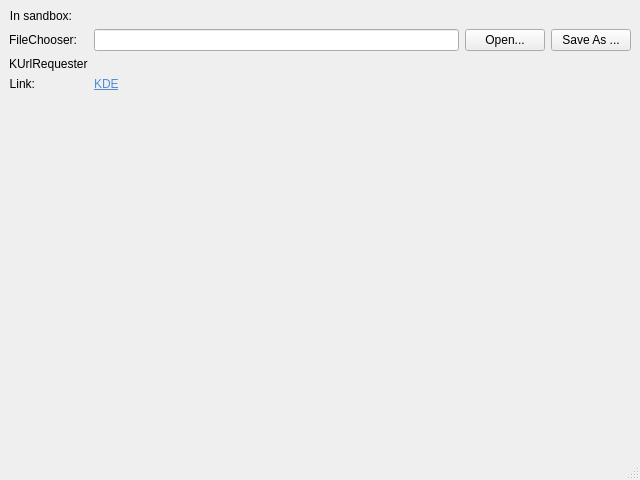
Above: src/portaltest.ui from KDE/xdg-portal-test-kde before the change. Below: the same form after it.
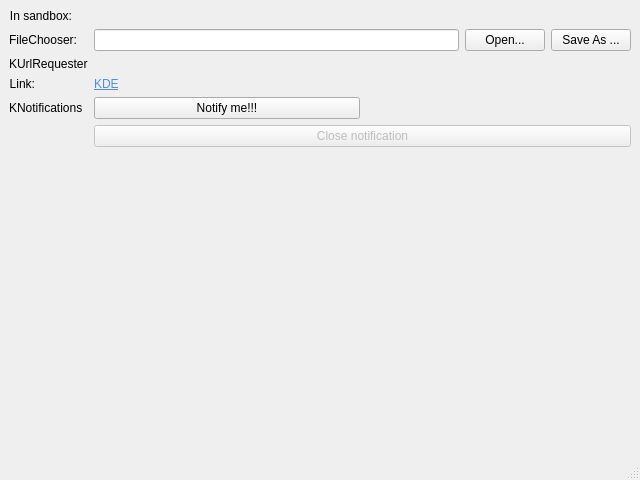
That is the form after the change. Custom widgets are drawn as their Qt base class.

The edit to the form file:
```diff
--- a/src/portaltest.ui
+++ b/src/portaltest.ui
@@ -106,7 +106,42 @@
       </property>
      </widget>
     </item>
-    <item row="4" column="0" colspan="2">
+    <item row="4" column="0">
+     <widget class="QLabel" name="label_6">
+      <property name="text">
+       <string>KNotifications</string>
+      </property>
+     </widget>
+    </item>
+    <item row="4" column="1">
+     <layout class="QHBoxLayout" name="horizontalLayout_2">
+      <item>
+       <widget class="QPushButton" name="notifyButton">
+        <property name="text">
+         <string>Notify me!!!</string>
+        </property>
+       </widget>
+      </item>
+      <item>
+       <widget class="QLabel" name="notificationResponse">
+        <property name="text">
+         <string/>
+        </property>
+       </widget>
+      </item>
+     </layout>
+    </item>
+    <item row="5" column="1">
+     <widget class="QPushButton" name="notifyCloseButton">
+      <property name="enabled">
+       <bool>false</bool>
+      </property>
+      <property name="text">
+       <string>Close notification</string>
+      </property>
+     </widget>
+    </item>
+    <item row="6" column="0" colspan="2">
      <spacer name="verticalSpacer">
       <property name="orientation">
        <enum>Qt::Vertical</enum>
```
Left out of the diff: 2 changed lines with no effect on the pictures.
